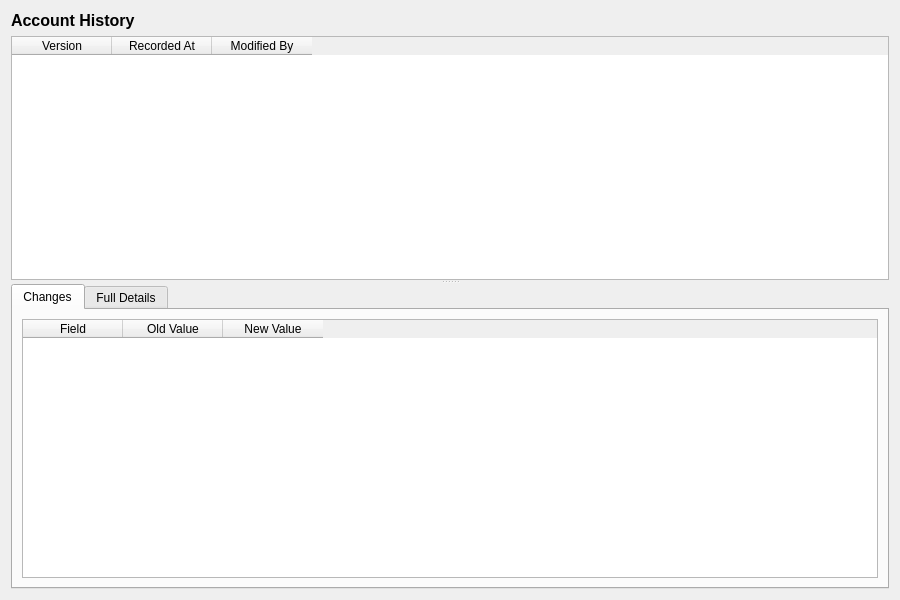
Qt form projects/ores.qt/ui/AccountHistoryDialog.ui (OreStudio/OreStudio) before a commit.
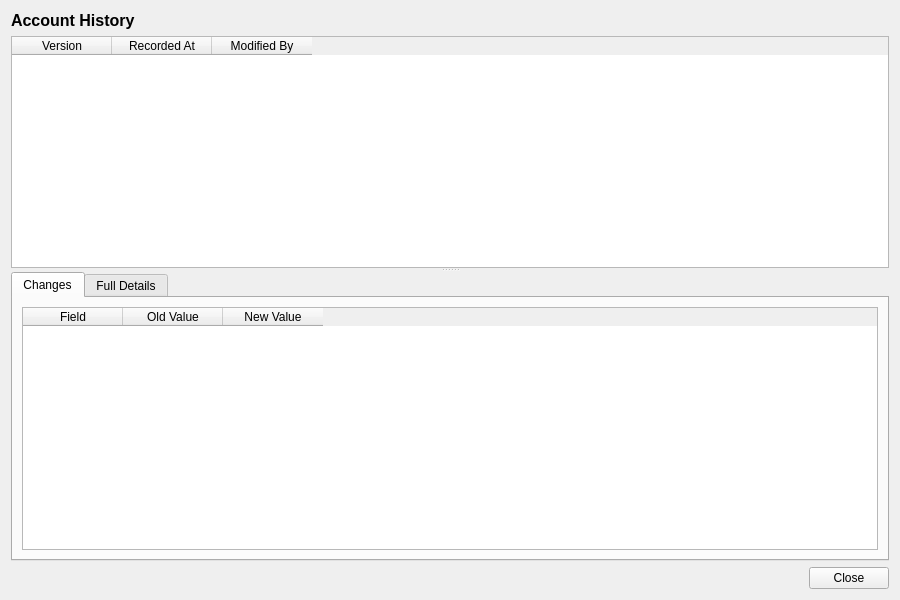
The same form after that commit.

Commit message: [qt] Remove toolbars from detail dialogs; add Close button throughout

Patch:
```diff
--- a/projects/ores.qt/ui/AccountHistoryDialog.ui
+++ b/projects/ores.qt/ui/AccountHistoryDialog.ui
@@ -240,6 +240,27 @@
      </widget>
     </widget>
    </item>
+   <item>
+    <layout class="QHBoxLayout" name="buttonLayout">
+     <item>
+      <spacer name="horizontalSpacer">
+       <property name="orientation">
+        <enum>Qt::Horizontal</enum>
+       </property>
+       <property name="sizeHint" stdset="0">
+        <size><width>40</width><height>20</height></size>
+       </property>
+      </spacer>
+     </item>
+     <item>
+      <widget class="QPushButton" name="closeButton">
+       <property name="text">
+        <string>Close</string>
+       </property>
+      </widget>
+     </item>
+    </layout>
+   </item>
   </layout>
  </widget>
  <resources/>
```
The commit also changes 201 other files.
